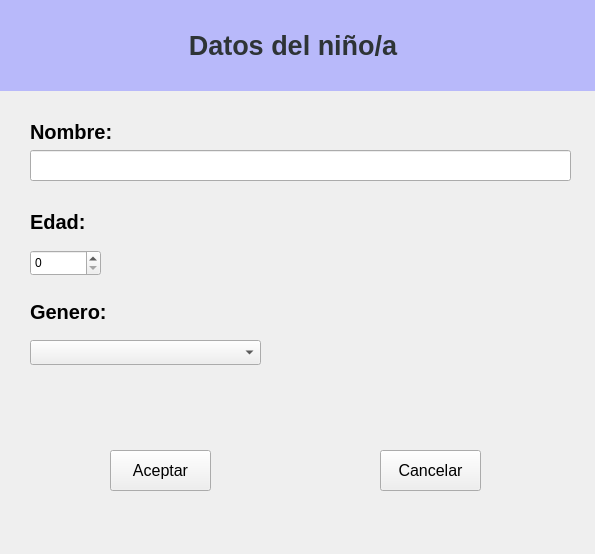
Before: the Qt Designer form interfaz/cuestionarioAlta.ui in mmoraleso/RoboTEA, drawn with Qt 5.
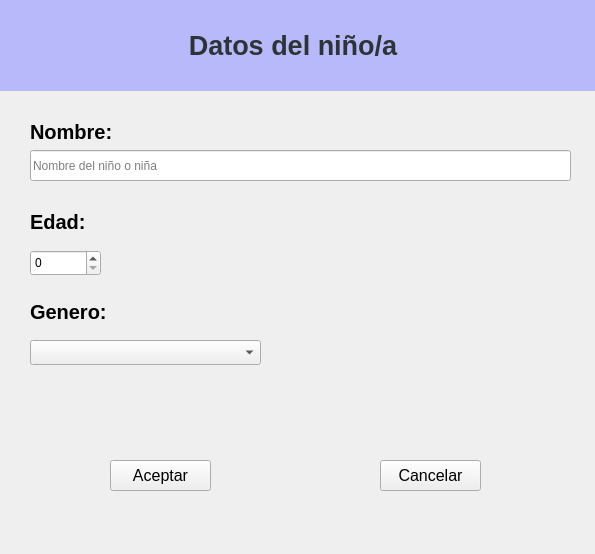
After: the same form once the commit is applied. Icons and pictures are not drawn.

Diff of the .ui file:
```diff
--- a/interfaz/cuestionarioAlta.ui
+++ b/interfaz/cuestionarioAlta.ui
@@ -154,6 +154,9 @@
       <height>31</height>
      </rect>
     </property>
+    <property name="placeholderText">
+     <string>Nombre del niño o niña</string>
+    </property>
    </widget>
    <widget class="QSpinBox" name="spinBox">
     <property name="geometry">
@@ -208,9 +211,9 @@
     <property name="geometry">
      <rect>
       <x>110</x>
-      <y>360</y>
+      <y>370</y>
       <width>101</width>
-      <height>41</height>
+      <height>31</height>
      </rect>
     </property>
     <property name="font">
@@ -236,9 +239,9 @@
     <property name="geometry">
      <rect>
       <x>380</x>
-      <y>360</y>
+      <y>370</y>
       <width>101</width>
-      <height>41</height>
+      <height>31</height>
      </rect>
     </property>
     <property name="sizePolicy">
```
